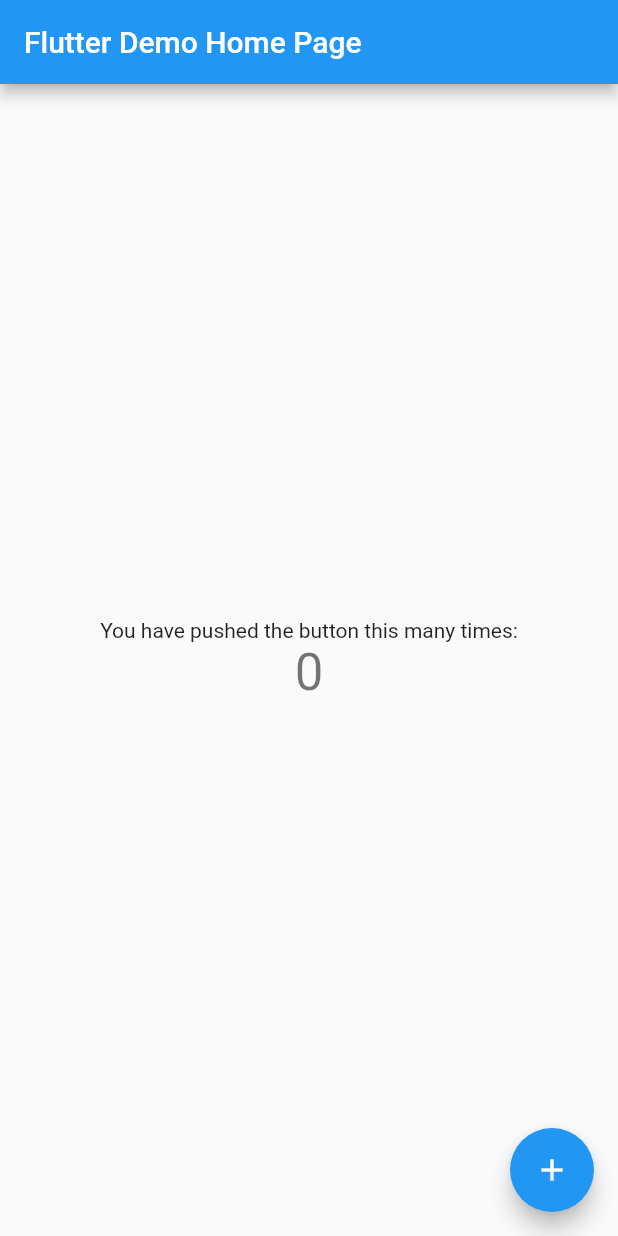
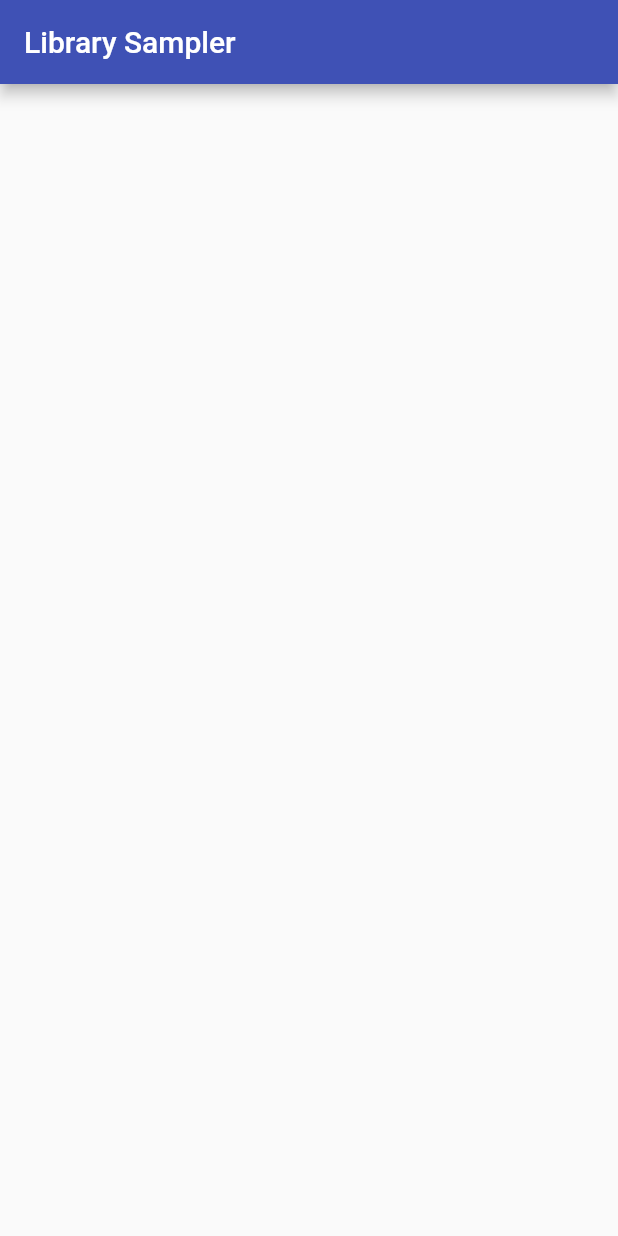
Before and after one commit to themobilecoder/Flutter-Library-Sampler, a Flutter app: the screen it shows after launch, on a phone screen of 412 x 824 dp. Run offline on Flutter 3.47's test engine with Material 2 defaults, Android fonts, the phone set to English and light mode, and no system bars.

Commit message:
Clean up start up code

```diff
--- a/lib/main.dart
+++ b/lib/main.dart
@@ -5,113 +5,29 @@ void main() {
 }
 
 class MyApp extends StatelessWidget {
-  // This widget is the root of your application.
   @override
   Widget build(BuildContext context) {
     return MaterialApp(
-      title: 'Flutter Demo',
+      title: 'Library Sampler',
       theme: ThemeData(
-        // This is the theme of your application.
-        //
-        // Try running your application with "flutter run". You'll see the
-        // application has a blue toolbar. Then, without quitting the app, try
-        // changing the primarySwatch below to Colors.green and then invoke
-        // "hot reload" (press "r" in the console where you ran "flutter run",
-        // or simply save your changes to "hot reload" in a Flutter IDE).
-        // Notice that the counter didn't reset back to zero; the application
-        // is not restarted.
-        primarySwatch: Colors.blue,
-        // This makes the visual density adapt to the platform that you run
-        // the app on. For desktop platforms, the controls will be smaller and
-        // closer together (more dense) than on mobile platforms.
+        primarySwatch: Colors.indigo,
         visualDensity: VisualDensity.adaptivePlatformDensity,
       ),
-      home: MyHomePage(title: 'Flutter Demo Home Page'),
+      home: HomePage(),
     );
   }
 }
 
-class MyHomePage extends StatefulWidget {
-  MyHomePage({Key key, this.title}) : super(key: key);
-
-  // This widget is the home page of your application. It is stateful, meaning
-  // that it has a State object (defined below) that contains fields that affect
-  // how it looks.
-
-  // This class is the configuration for the state. It holds the values (in this
-  // case the title) provided by the parent (in this case the App widget) and
-  // used by the build method of the State. Fields in a Widget subclass are
-  // always marked "final".
-
-  final String title;
-
-  @override
-  _MyHomePageState createState() => _MyHomePageState();
-}
-
-class _MyHomePageState extends State<MyHomePage> {
-  int _counter = 0;
-
-  void _incrementCounter() {
-    setState(() {
-      // This call to setState tells the Flutter framework that something has
-      // changed in this State, which causes it to rerun the build method below
-      // so that the display can reflect the updated values. If we changed
-      // _counter without calling setState(), then the build method would not be
-      // called again, and so nothing would appear to happen.
-      _counter++;
-    });
-  }
+class HomePage extends StatelessWidget {
+  HomePage({Key key}) : super(key: key);
 
   @override
   Widget build(BuildContext context) {
-    // This method is rerun every time setState is called, for instance as done
-    // by the _incrementCounter method above.
-    //
-    // The Flutter framework has been optimized to make rerunning build methods
-    // fast, so that you can just rebuild anything that needs updating rather
-    // than having to individually change instances of widgets.
     return Scaffold(
       appBar: AppBar(
-        // Here we take the value from the MyHomePage object that was created by
-        // the App.build method, and use it to set our appbar title.
-        title: Text(widget.title),
+        title: Text('Library Sampler'),
       ),
-      body: Center(
-        // Center is a layout widget. It takes a single child and positions it
-        // in the middle of the parent.
-        child: Column(
-          // Column is also a layout widget. It takes a list of children and
-          // arranges them vertically. By default, it sizes itself to fit its
-          // children horizontally, and tries to be as tall as its parent.
-          //
-          // Invoke "debug painting" (press "p" in the console, choose the
-          // "Toggle Debug Paint" action from the Flutter Inspector in Android
-          // Studio, or the "Toggle Debug Paint" command in Visual Studio Code)
-          // to see the wireframe for each widget.
-          //
-          // Column has various properties to control how it sizes itself and
-          // how it positions its children. Here we use mainAxisAlignment to
-          // center the children vertically; the main axis here is the vertical
-          // axis because Columns are vertical (the cross axis would be
-          // horizontal).
-          mainAxisAlignment: MainAxisAlignment.center,
-          children: <Widget>[
-            Text(
-              'You have pushed the button this many times:',
-            ),
-            Text(
-              '$_counter',
-              style: Theme.of(context).textTheme.headline4,
-            ),
-          ],
-        ),
-      ),
-      floatingActionButton: FloatingActionButton(
-        onPressed: _incrementCounter,
-        tooltip: 'Increment',
-        child: Icon(Icons.add),
-      ), // This trailing comma makes auto-formatting nicer for build methods.
+      body: Container(),
     );
   }
 }
```
Also changed, not shown: pubspec.yaml (+1 -54 lines).
